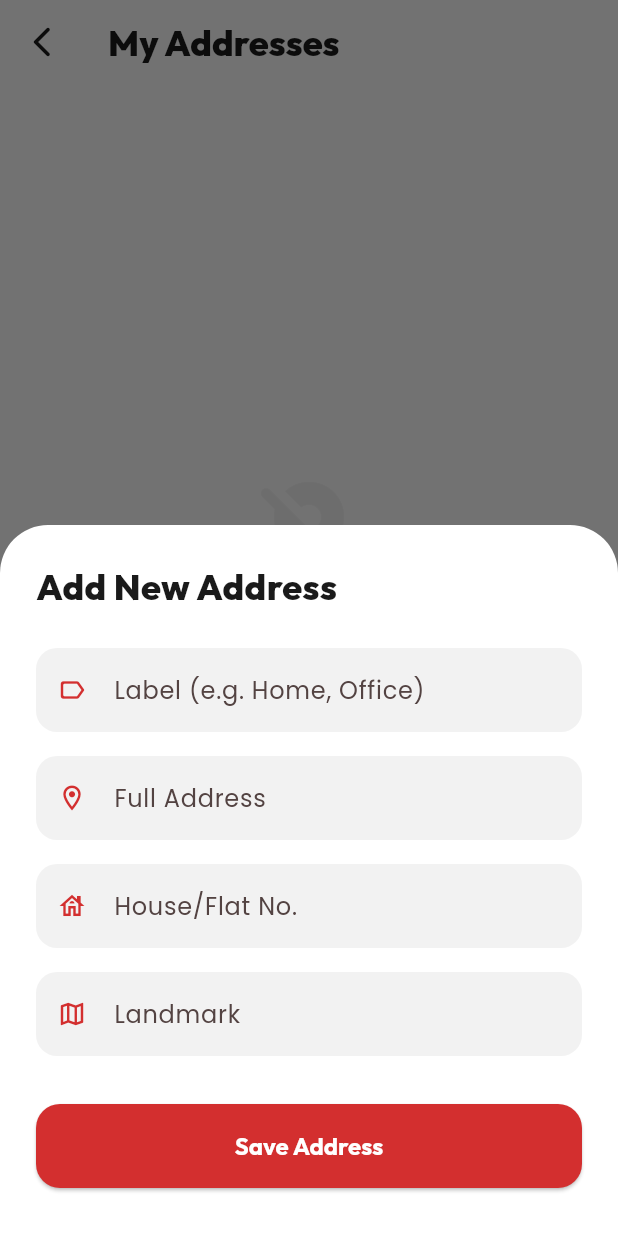
After one commit to amritesh-0/Narsingh-Kitchen-app, a Flutter app: the AddressesScreen screen opened by its route, after a tap on "Add Address", on a phone screen of 412 x 824 dp. The commit adds this screen. Run offline on Flutter 3.47's test engine with Material 3 defaults, Android fonts, the phone set to English and light mode, and no system bars; our stand-ins replace cloud_firestore, firebase_auth, firebase_core, google_fonts, shared_preferences, smooth_page_indicator; accounts and stored records are empty.

Commit message:
feat: add Addresses and Payment Methods screens, implement user address management and subscriptions overview

```diff
--- /dev/null
+++ b/lib/features/profile/addresses_screen.dart
@@ -0,0 +1,242 @@
+import 'package:flutter/material.dart';
+import 'package:google_fonts/google_fonts.dart';
+
+import '../../core/constants/app_colors.dart';
+import '../../core/services/auth_service.dart';
+import '../../models/address_model.dart';
+
+class AddressesScreen extends StatelessWidget {
+  const AddressesScreen({super.key});
+
+  @override
+  Widget build(BuildContext context) {
+    final user = AuthService.instance.currentUser;
+    if (user == null) return const Scaffold(body: Center(child: Text('Please sign in')));
+
+    return Scaffold(
+      backgroundColor: AppColors.background,
+      appBar: AppBar(
+        backgroundColor: Colors.transparent,
+        elevation: 0,
+        leading: IconButton(
+          icon: const Icon(Icons.arrow_back_ios_new_rounded, color: AppColors.textPrimary),
+          onPressed: () => Navigator.pop(context),
+        ),
+        title: Text(
+          'My Addresses',
+          style: GoogleFonts.outfit(fontWeight: FontWeight.w800, fontSize: 24, color: AppColors.textPrimary),
+        ),
+      ),
+      body: StreamBuilder<List<AddressModel>>(
+        stream: AuthService.instance.getAddressesStream(user.uid),
+        builder: (context, snapshot) {
+          if (snapshot.connectionState == ConnectionState.waiting) {
+            return const Center(child: CircularProgressIndicator());
+          }
+          final addresses = snapshot.data ?? [];
+          if (addresses.isEmpty) {
+            return _buildEmptyState(context, user.uid);
+          }
+
+          return ListView.builder(
+            padding: const EdgeInsets.all(24),
+            itemCount: addresses.length,
+            itemBuilder: (context, index) {
+              final address = addresses[index];
+              return _addressCard(context, user.uid, address);
+            },
+          );
+        },
+      ),
+      floatingActionButton: FloatingActionButton.extended(
+        onPressed: () => _showAddAddress(context, user.uid),
+        backgroundColor: AppColors.primaryRed,
+        icon: const Icon(Icons.add, color: Colors.white),
+        label: Text('Add New', style: GoogleFonts.outfit(fontWeight: FontWeight.w700, color: Colors.white)),
+      ),
+    );
+  }
+
+  Widget _buildEmptyState(BuildContext context, String uid) {
+    return Center(
+      child: Column(
+        mainAxisAlignment: MainAxisAlignment.center,
+        children: [
+          Icon(Icons.location_off_rounded, size: 80, color: AppColors.dividerGray.withValues(alpha: 0.5)),
+          const SizedBox(height: 24),
+          Text(
+            'No Addresses Found',
+            style: GoogleFonts.outfit(fontSize: 22, fontWeight: FontWeight.w800, color: AppColors.textPrimary),
+          ),
+          const SizedBox(height: 8),
+          Text(
+            'Add your delivery addresses to get started',
+            style: GoogleFonts.outfit(color: AppColors.textSecondary),
+          ),
+          const SizedBox(height: 32),
+          ElevatedButton(
+            onPressed: () => _showAddAddress(context, uid),
+            style: ElevatedButton.styleFrom(
+              backgroundColor: AppColors.primaryRed,
+              padding: const EdgeInsets.symmetric(horizontal: 32, vertical: 16),
+              shape: RoundedRectangleBorder(borderRadius: BorderRadius.circular(16)),
+            ),
+            child: Text('Add Address', style: GoogleFonts.outfit(fontWeight: FontWeight.w700, color: Colors.white)),
+          ),
+        ],
+      ),
+    );
+  }
+
+  Widget _addressCard(BuildContext context, String uid, AddressModel address) {
+    return Container(
+      margin: const EdgeInsets.only(bottom: 16),
+      decoration: BoxDecoration(
+        color: AppColors.whiteSurface,
+        borderRadius: BorderRadius.circular(24),
+        boxShadow: AppColors.cardShadow,
+        border: address.isDefault ? Border.all(color: AppColors.primaryRed, width: 2) : null,
+      ),
+      child: InkWell(
+        onTap: () => AuthService.instance.setDefaultAddress(uid, address.id),
+        borderRadius: BorderRadius.circular(24),
+        child: Padding(
+          padding: const EdgeInsets.all(20),
+          child: Row(
+            crossAxisAlignment: CrossAxisAlignment.start,
+            children: [
+              Container(
+                padding: const EdgeInsets.all(12),
+                decoration: BoxDecoration(
+                  color: (address.isDefault ? AppColors.primaryRed : AppColors.textSecondary).withValues(alpha: 0.1),
+                  shape: BoxShape.circle,
+                ),
+                child: Icon(
+                  address.label.toLowerCase() == 'home' ? Icons.home_rounded : Icons.work_rounded,
+                  color: address.isDefault ? AppColors.primaryRed : AppColors.textSecondary,
+                  size: 24,
+                ),
+              ),
+              const SizedBox(width: 16),
+              Expanded(
+                child: Column(
+                  crossAxisAlignment: CrossAxisAlignment.start,
+                  children: [
+                    Row(
+                      children: [
+                        Text(
+                          address.label,
+                          style: GoogleFonts.outfit(fontWeight: FontWeight.w800, fontSize: 18, color: AppColors.textPrimary),
+                        ),
+                        if (address.isDefault) ...[
+                          const SizedBox(width: 8),
+                          Container(
+                            padding: const EdgeInsets.symmetric(horizontal: 8, vertical: 4),
+                            decoration: BoxDecoration(color: AppColors.primaryRed, borderRadius: BorderRadius.circular(8)),
+                            child: Text('DEFAULT', style: GoogleFonts.outfit(fontSize: 10, fontWeight: FontWeight.w900, color: Colors.white)),
+                          ),
+                        ],
+                      ],
+                    ),
+                    const SizedBox(height: 6),
+                    Text(
+                      address.fullAddress,
+                      style: GoogleFonts.outfit(color: AppColors.textSecondary, height: 1.4),
+                    ),
+                    if (address.houseNo != null && address.houseNo!.isNotEmpty)
+                      Text(
+                        'House No: ${address.houseNo}',
+                        style: GoogleFonts.outfit(color: AppColors.textSecondary, fontSize: 12),
+                      ),
+                  ],
+                ),
+              ),
+              IconButton(
+                onPressed: () => AuthService.instance.deleteAddress(uid, address.id),
+                icon: const Icon(Icons.delete_outline_rounded, color: Colors.redAccent),
+              ),
+            ],
+          ),
+        ),
+      ),
+    );
+  }
+
+  void _showAddAddress(BuildContext context, String uid) {
+    final labelController = TextEditingController();
+    final addressController = TextEditingController();
+    final houseController = TextEditingController();
+    final landmarkController = TextEditingController();
+
+    showModalBottomSheet(
+      context: context,
+      isScrollControlled: true,
+      backgroundColor: Colors.transparent,
+      builder: (context) => Container(
+        padding: EdgeInsets.only(
+          bottom: MediaQuery.of(context).viewInsets.bottom,
+          top: 24, left: 24, right: 24,
+        ),
+        decoration: const BoxDecoration(
+          color: Colors.white,
+          borderRadius: BorderRadius.vertical(top: Radius.circular(32)),
+        ),
+        child: SingleChildScrollView(
+          child: Column(
+            mainAxisSize: MainAxisSize.min,
+            crossAxisAlignment: CrossAxisAlignment.start,
+            children: [
+              Text('Add New Address', style: GoogleFonts.outfit(fontSize: 24, fontWeight: FontWeight.w800, color: AppColors.textPrimary)),
+              const SizedBox(height: 24),
+              _textField(labelController, 'Label (e.g. Home, Office)', Icons.label_outline_rounded),
+              const SizedBox(height: 16),
+              _textField(addressController, 'Full Address', Icons.location_on_outlined),
+              const SizedBox(height: 16),
+              _textField(houseController, 'House/Flat No.', Icons.house_outlined),
+              const SizedBox(height: 16),
+              _textField(landmarkController, 'Landmark', Icons.map_outlined),
+              const SizedBox(height: 32),
+              SizedBox(
+                width: double.infinity,
+                child: ElevatedButton(
+                  onPressed: () async {
+                    if (addressController.text.isEmpty) return;
+                    await AuthService.instance.addAddress(uid, AddressModel(
+                      id: '',
+                      label: labelController.text.isEmpty ? 'Home' : labelController.text,
+                      fullAddress: addressController.text,
+                      houseNo: houseController.text,
+                      landmark: landmarkController.text,
+                    ));
+                    if (context.mounted) Navigator.pop(context);
+                  },
+                  style: ElevatedButton.styleFrom(
+                    backgroundColor: AppColors.primaryRed,
+                    padding: const EdgeInsets.symmetric(vertical: 18),
+                    shape: RoundedRectangleBorder(borderRadius: BorderRadius.circular(16)),
+                  ),
+                  child: Text('Save Address', style: GoogleFonts.outfit(fontWeight: FontWeight.w700, color: Colors.white)),
+                ),
+              ),
+              const SizedBox(height: 32),
+            ],
+          ),
+        ),
+      ),
+    );
+  }
+
+  Widget _textField(TextEditingController controller, String label, IconData icon) {
+    return TextField(
+      controller: controller,
+      style: GoogleFonts.outfit(fontWeight: FontWeight.w600),
+      decoration: InputDecoration(
+        labelText: label,
+        prefixIcon: Icon(icon, color: AppColors.primaryRed, size: 20),
+        filled: true,
+        fillColor: AppColors.lightGrayBg,
+        border: OutlineInputBorder(borderRadius: BorderRadius.circular(16), borderSide: BorderSide.none),
+      ),
+    );
+  }
+}
--- /dev/null
+++ b/lib/models/address_model.dart
@@ -0,0 +1,38 @@
+class AddressModel {
+  final String id;
+  final String label; // Home, Work, etc.
+  final String fullAddress;
+  final String? houseNo;
+  final String? landmark;
+  final bool isDefault;
+
+  AddressModel({
+    required this.id,
+    required this.label,
+    required this.fullAddress,
+    this.houseNo,
+    this.landmark,
+    this.isDefault = false,
+  });
+
+  Map<String, dynamic> toFirestore() {
+    return {
+      'label': label,
+      'fullAddress': fullAddress,
+      'houseNo': houseNo,
+      'landmark': landmark,
+      'isDefault': isDefault,
+    };
+  }
+
+  factory AddressModel.fromFirestore(Map<String, dynamic> json, String id) {
+    return AddressModel(
+      id: id,
+      label: json['label'] ?? 'Home',
+      fullAddress: json['fullAddress'] ?? '',
+      houseNo: json['houseNo'],
+      landmark: json['landmark'],
+      isDefault: json['isDefault'] ?? false,
+    );
+  }
+}
```
Also changed, not shown: lib/features/profile/payment_methods_screen.dart (added, +85 -0 lines), lib/features/profile/profile_screen.dart (+134 -20 lines), lib/features/profile/subscriptions_screen.dart (added, +115 -0 lines).
